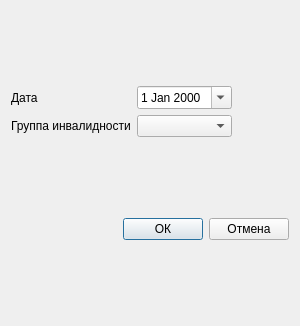
First picture: the form in dialog_invalids_patient.ui, repository PanchukDima/patientbd-code, before the edit.
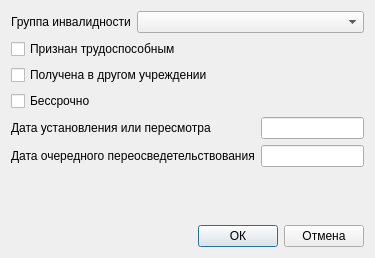
Second picture: the form after the edit.

The edit to the form file:
```diff
--- a/dialog_invalids_patient.ui
+++ b/dialog_invalids_patient.ui
@@ -6,8 +6,8 @@
    <rect>
     <x>0</x>
     <y>0</y>
-    <width>300</width>
-    <height>326</height>
+    <width>375</width>
+    <height>258</height>
    </rect>
   </property>
   <property name="windowTitle">
@@ -15,46 +15,77 @@
   </property>
   <layout class="QVBoxLayout" name="verticalLayout">
    <item>
-    <layout class="QGridLayout" name="gridLayout">
-     <item row="1" column="0">
-      <widget class="QLabel" name="label_2">
-       <property name="text">
-        <string>Группа инвалидности</string>
-       </property>
-      </widget>
-     </item>
+    <layout class="QFormLayout" name="formLayout">
      <item row="0" column="0">
       <widget class="QLabel" name="label">
        <property name="text">
-        <string>Дата</string>
+        <string>Группа инвалидности</string>
        </property>
       </widget>
      </item>
      <item row="0" column="1">
-      <widget class="QDateEdit" name="dateEdit">
-       <property name="calendarPopup">
-        <bool>true</bool>
+      <widget class="QComboBox" name="comboBox_group_inv"/>
+     </item>
+    </layout>
+   </item>
+   <item>
+    <widget class="QCheckBox" name="checkBox_work_yes">
+     <property name="text">
+      <string>Признан трудоспособным</string>
+     </property>
+    </widget>
+   </item>
+   <item>
+    <widget class="QCheckBox" name="checkBox_from_other">
+     <property name="text">
+      <string>Получена в другом учреждении</string>
+     </property>
+    </widget>
+   </item>
+   <item>
+    <widget class="QCheckBox" name="checkBox_alltime">
+     <property name="text">
+      <string>Бессрочно</string>
+     </property>
+    </widget>
+   </item>
+   <item>
+    <layout class="QFormLayout" name="formLayout_2">
+     <item row="0" column="0">
+      <widget class="QLabel" name="label_3">
+       <property name="text">
+        <string>Дата установления или пересмотра</string>
+       </property>
+      </widget>
+     </item>
+     <item row="0" column="1">
+      <widget class="QLineEdit" name="lineEdit_date_view"/>
+     </item>
+     <item row="1" column="0">
+      <widget class="QLabel" name="label_4">
+       <property name="text">
+        <string>Дата очередного переосведетельствования</string>
        </property>
       </widget>
      </item>
      <item row="1" column="1">
-      <widget class="QComboBox" name="comboBox_invalids"/>
-     </item>
-     <item row="1" column="2">
-      <spacer name="horizontalSpacer">
-       <property name="orientation">
-        <enum>Qt::Horizontal</enum>
-       </property>
-       <property name="sizeHint" stdset="0">
-        <size>
-         <width>40</width>
-         <height>20</height>
-        </size>
-       </property>
-      </spacer>
+      <widget class="QLineEdit" name="lineEdit_pereosved"/>
      </item>
     </layout>
    </item>
+   <item>
+    <spacer name="verticalSpacer">
+     <property name="orientation">
+      <enum>Qt::Vertical</enum>
+     </property>
+     <property name="sizeHint" stdset="0">
+      <size>
+       <width>20</width>
+       <height>40</height>
+      </size>
+     </property>
+    </spacer>
+   </item>
    <item>
     <layout class="QHBoxLayout" name="horizontalLayout">
      <item>
```
